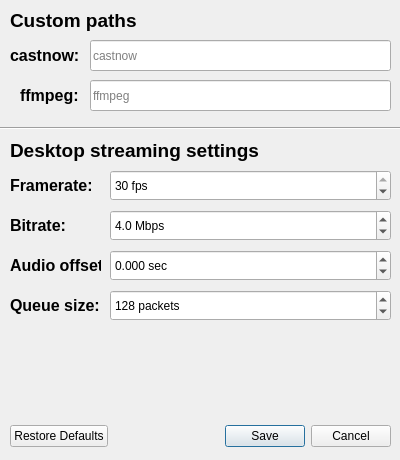
Qt form src/configwindow.ui (Rafostar/castnow-gui) before a commit.
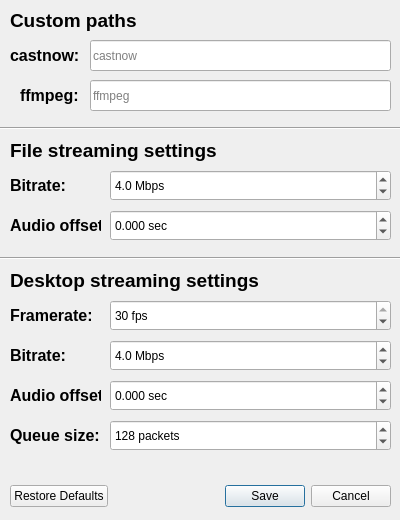
The same form after that commit.

Commit message: Added options to set bitrate and audio delay for file streaming

Patch:
```diff
--- a/src/configwindow.ui
+++ b/src/configwindow.ui
@@ -7,19 +7,19 @@
     <x>0</x>
     <y>0</y>
     <width>400</width>
-    <height>460</height>
+    <height>520</height>
    </rect>
   </property>
   <property name="minimumSize">
    <size>
     <width>400</width>
-    <height>460</height>
+    <height>520</height>
    </size>
   </property>
   <property name="maximumSize">
    <size>
     <width>400</width>
-    <height>460</height>
+    <height>520</height>
    </size>
   </property>
   <property name="windowTitle">
@@ -29,7 +29,7 @@
    <property name="geometry">
     <rect>
      <x>10</x>
-     <y>420</y>
+     <y>480</y>
      <width>381</width>
      <height>32</height>
     </rect>
@@ -156,7 +156,7 @@
    <property name="geometry">
     <rect>
      <x>10</x>
-     <y>130</y>
+     <y>260</y>
      <width>381</width>
      <height>41</height>
     </rect>
@@ -177,7 +177,7 @@
    <property name="geometry">
     <rect>
      <x>10</x>
-     <y>210</y>
+     <y>340</y>
      <width>61</width>
      <height>31</height>
     </rect>
@@ -197,7 +197,7 @@
    <property name="geometry">
     <rect>
      <x>110</x>
-     <y>210</y>
+     <y>340</y>
      <width>281</width>
      <height>31</height>
     </rect>
@@ -243,7 +243,7 @@
    <property name="geometry">
     <rect>
      <x>10</x>
-     <y>170</y>
+     <y>300</y>
      <width>81</width>
      <height>31</height>
     </rect>
@@ -263,7 +263,7 @@
    <property name="geometry">
     <rect>
      <x>110</x>
-     <y>170</y>
+     <y>300</y>
      <width>281</width>
      <height>31</height>
     </rect>
@@ -285,7 +285,7 @@
    <property name="geometry">
     <rect>
      <x>10</x>
-     <y>250</y>
+     <y>380</y>
      <width>91</width>
      <height>31</height>
     </rect>
@@ -305,7 +305,7 @@
    <property name="geometry">
     <rect>
      <x>110</x>
-     <y>250</y>
+     <y>380</y>
      <width>281</width>
      <height>31</height>
     </rect>
@@ -336,7 +336,7 @@
    <property name="geometry">
     <rect>
      <x>10</x>
-     <y>290</y>
+     <y>420</y>
      <width>91</width>
      <height>31</height>
     </rect>
@@ -356,7 +356,7 @@
    <property name="geometry">
     <rect>
      <x>110</x>
-     <y>290</y>
+     <y>420</y>
      <width>281</width>
      <height>31</height>
     </rect>
@@ -374,6 +374,162 @@
     <number>128</number>
    </property>
   </widget>
+  <widget class="Line" name="line2">
+   <property name="geometry">
+    <rect>
+     <x>0</x>
+     <y>250</y>
+     <width>401</width>
+     <height>16</height>
+    </rect>
+   </property>
+   <property name="font">
+    <font>
+     <pointsize>11</pointsize>
+    </font>
+   </property>
+   <property name="orientation">
+    <enum>Qt::Horizontal</enum>
+   </property>
+  </widget>
+  <widget class="QLabel" name="fileSettingsLabel">
+   <property name="geometry">
+    <rect>
+     <x>10</x>
+     <y>130</y>
+     <width>381</width>
+     <height>41</height>
+    </rect>
+   </property>
+   <property name="font">
+    <font>
+     <pointsize>14</pointsize>
+     <weight>75</weight>
+     <italic>false</italic>
+     <bold>true</bold>
+    </font>
+   </property>
+   <property name="text">
+    <string>File streaming settings</string>
+   </property>
+  </widget>
+  <widget class="QLabel" name="bitrateFileLabel">
+   <property name="geometry">
+    <rect>
+     <x>10</x>
+     <y>170</y>
+     <width>61</width>
+     <height>31</height>
+    </rect>
+   </property>
+   <property name="font">
+    <font>
+     <pointsize>12</pointsize>
+     <weight>75</weight>
+     <bold>true</bold>
+    </font>
+   </property>
+   <property name="text">
+    <string>Bitrate:</string>
+   </property>
+  </widget>
+  <widget class="QDoubleSpinBox" name="doubleSpinBoxFileBitrate">
+   <property name="geometry">
+    <rect>
+     <x>110</x>
+     <y>170</y>
+     <width>281</width>
+     <height>31</height>
+    </rect>
+   </property>
+   <property name="font">
+    <font>
+     <weight>50</weight>
+     <italic>false</italic>
+     <bold>false</bold>
+     <underline>false</underline>
+     <strikeout>false</strikeout>
+    </font>
+   </property>
+   <property name="layoutDirection">
+    <enum>Qt::LeftToRight</enum>
+   </property>
+   <property name="wrapping">
+    <bool>false</bool>
+   </property>
+   <property name="alignment">
+    <set>Qt::AlignLeading|Qt::AlignLeft|Qt::AlignVCenter</set>
+   </property>
+   <property name="suffix">
+    <string> Mbps</string>
+   </property>
+   <property name="decimals">
+    <number>1</number>
+   </property>
+   <property name="minimum">
+    <double>1.000000000000000</double>
+   </property>
+   <property name="maximum">
+    <double>10.000000000000000</double>
+   </property>
+   <property name="singleStep">
+    <double>0.100000000000000</double>
+   </property>
+   <property name="value">
+    <double>4.000000000000000</double>
+   </property>
+  </widget>
+  <widget class="QLabel" name="audioDelayFileLabel">
+   <property name="geometry">
+    <rect>
+     <x>10</x>
+     <y>210</y>
+     <width>91</width>
+     <height>31</height>
+    </rect>
+   </property>
+   <property name="font">
+    <font>
+     <pointsize>12</pointsize>
+     <weight>75</weight>
+     <bold>true</bold>
+    </font>
+   </property>
+   <property name="text">
+    <string>Audio offset:</string>
+   </property>
+  </widget>
+  <widget class="QDoubleSpinBox" name="doubleSpinBoxFileOffset">
+   <property name="geometry">
+    <rect>
+     <x>110</x>
+     <y>210</y>
+     <width>281</width>
+     <height>31</height>
+    </rect>
+   </property>
+   <property name="correctionMode">
+    <enum>QAbstractSpinBox::CorrectToNearestValue</enum>
+   </property>
+   <property name="suffix">
+    <string> sec</string>
+   </property>
+   <property name="decimals">
+    <number>3</number>
+   </property>
+   <property name="minimum">
+    <double>-5.000000000000000</double>
+   </property>
+   <property name="maximum">
+    <double>5.000000000000000</double>
+   </property>
+   <property name="singleStep">
+    <double>0.025000000000000</double>
+   </property>
+   <property name="value">
+    <double>0.000000000000000</double>
+   </property>
+  </widget>
  </widget>
  <resources/>
  <connections>
```
Left out of the diff: 18 changed lines with no effect on the pictures. The commit also changes 5 other files.
